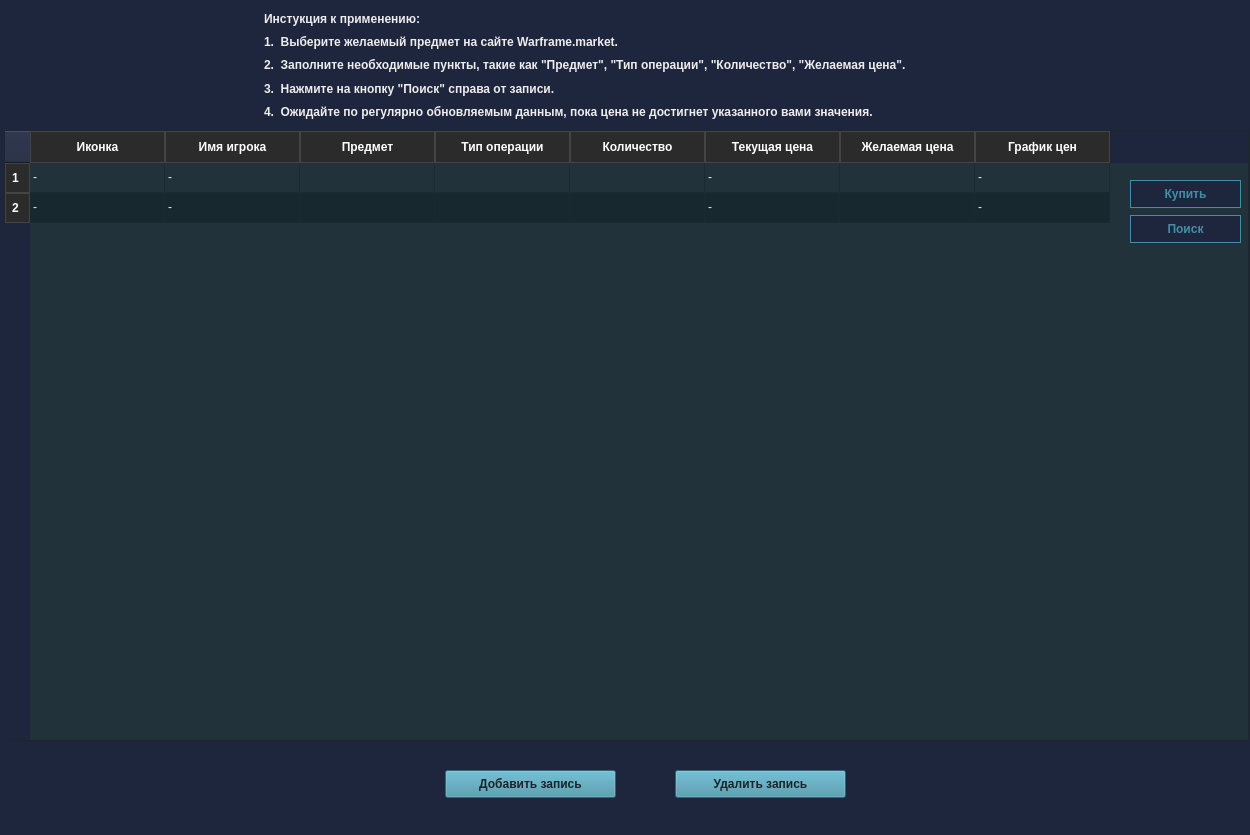
Old version of the form main_gui.ui in the repository Tenebrea/warframe-market-parser.
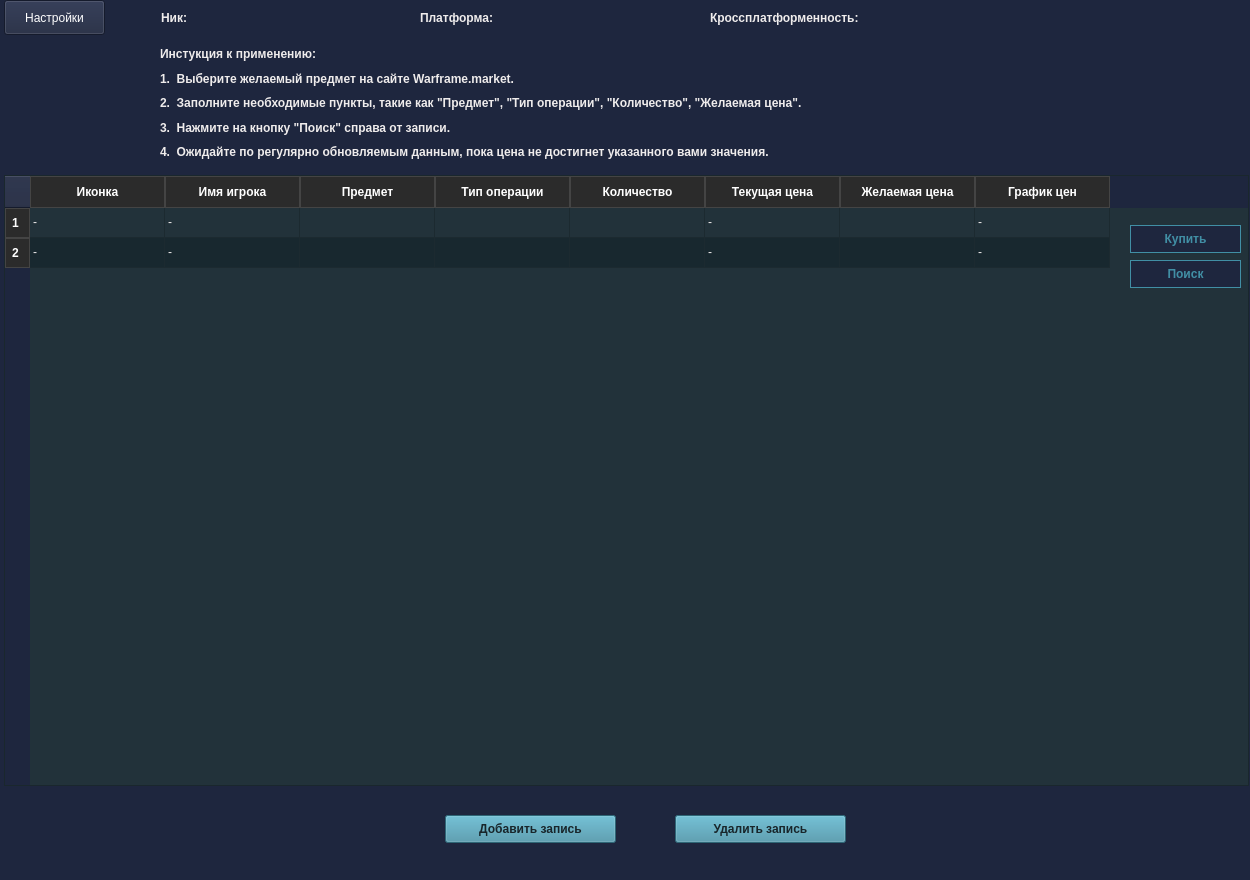
New version of the form. Icons and pictures are not drawn.

```diff
--- a/main_gui.ui
+++ b/main_gui.ui
@@ -7,9 +7,27 @@
     <x>0</x>
     <y>0</y>
     <width>1250</width>
-    <height>835</height>
+    <height>880</height>
    </rect>
   </property>
+  <property name="sizePolicy">
+   <sizepolicy hsizetype="Fixed" vsizetype="Fixed">
+    <horstretch>0</horstretch>
+    <verstretch>0</verstretch>
+   </sizepolicy>
+  </property>
+  <property name="minimumSize">
+   <size>
+    <width>1250</width>
+    <height>880</height>
+   </size>
+  </property>
+  <property name="maximumSize">
+   <size>
+    <width>1250</width>
+    <height>880</height>
+   </size>
+  </property>
   <property name="windowTitle">
    <string>WarframeParser</string>
   </property>
@@ -27,7 +45,7 @@
     <property name="geometry">
      <rect>
       <x>4</x>
-      <y>130</y>
+      <y>175</y>
       <width>1245</width>
       <height>611</height>
      </rect>
@@ -240,7 +258,7 @@
     <property name="geometry">
      <rect>
       <x>445</x>
-      <y>770</y>
+      <y>815</y>
       <width>171</width>
       <height>28</height>
      </rect>
@@ -262,7 +280,7 @@
     <property name="geometry">
      <rect>
       <x>675</x>
-      <y>770</y>
+      <y>815</y>
       <width>171</width>
       <height>28</height>
      </rect>
@@ -284,7 +302,7 @@
     <property name="geometry">
      <rect>
       <x>1130</x>
-      <y>180</y>
+      <y>225</y>
       <width>111</width>
       <height>28</height>
      </rect>
@@ -315,7 +333,7 @@
     <property name="geometry">
      <rect>
       <x>1130</x>
-      <y>215</y>
+      <y>260</y>
       <width>111</width>
       <height>28</height>
      </rect>
@@ -343,33 +361,23 @@
    <widget class="QWidget" name="layoutWidget">
     <property name="geometry">
      <rect>
-      <x>1</x>
+      <x>160</x>
       <y>0</y>
-      <width>1238</width>
-      <height>130</height>
+      <width>801</width>
+      <height>171</height>
      </rect>
     </property>
     <layout class="QHBoxLayout" name="horizontalLayout">
      <property name="topMargin">
-      <number>10</number>
+      <number>45</number>
      </property>
      <property name="bottomMargin">
       <number>10</number>
      </property>
-     <item>
-      <widget class="QLabel" name="logo_label">
-       <property name="enabled">
-        <bool>true</bool>
-       </property>
-       <property name="text">
-        <string>&lt;html&gt;&lt;head/&gt;&lt;body&gt;&lt;p&gt;&lt;img src=&quot;:/icons/warf_parser_ic_big_imresizer.png&quot;/&gt;&lt;/p&gt;&lt;/body&gt;&lt;/html&gt;</string>
-       </property>
-      </widget>
-     </item>
      <item>
       <layout class="QVBoxLayout" name="verticalLayout">
        <property name="rightMargin">
-        <number>70</number>
+        <number>5</number>
        </property>
        <item>
         <widget class="QLabel" name="label">
@@ -428,25 +436,170 @@
        </item>
       </layout>
      </item>
-     <item>
-      <widget class="QLabel" name="market_logo_label">
-       <property name="text">
-        <string>&lt;a href=&quot;https://warframe.market/&quot;&gt;
+    </layout>
+   </widget>
+   <widget class="QLabel" name="market_logo_label">
+    <property name="geometry">
+     <rect>
+      <x>965</x>
+      <y>60</y>
+      <width>270</width>
+      <height>71</height>
+     </rect>
+    </property>
+    <property name="text">
+     <string>&lt;a href=&quot;https://warframe.market/&quot;&gt;
     &lt;img src=&quot;:/icons/wf_market_logo.png&quot;&gt;
 &lt;/a&gt;</string>
-       </property>
-       <property name="margin">
-        <number>0</number>
-       </property>
-       <property name="openExternalLinks">
-        <bool>true</bool>
-       </property>
-      </widget>
-     </item>
-    </layout>
+    </property>
+    <property name="margin">
+     <number>0</number>
+    </property>
+    <property name="openExternalLinks">
+     <bool>true</bool>
+    </property>
+   </widget>
+   <widget class="QLabel" name="logo_label">
+    <property name="enabled">
+     <bool>true</bool>
+    </property>
+    <property name="geometry">
+     <rect>
+      <x>4</x>
+      <y>52</y>
+      <width>151</width>
+      <height>110</height>
+     </rect>
+    </property>
+    <property name="text">
+     <string>&lt;html&gt;&lt;head/&gt;&lt;body&gt;&lt;p&gt;&lt;img src=&quot;:/icons/warf_parser_ic_big_imresizer.png&quot;/&gt;&lt;/p&gt;&lt;/body&gt;&lt;/html&gt;</string>
+    </property>
+   </widget>
+   <widget class="QPushButton" name="settings_btn">
+    <property name="geometry">
+     <rect>
+      <x>4</x>
+      <y>0</y>
+      <width>101</width>
+      <height>35</height>
+     </rect>
+    </property>
+    <property name="text">
+     <string>Настройки</string>
+    </property>
+    <property name="icon">
+     <iconset resource="icons/res-icon.qrc">
+      <normaloff>:/icons/settings_24dp_E3E3E3_FILL0_wght400_GRAD0_opsz24.svg</normaloff>:/icons/settings_24dp_E3E3E3_FILL0_wght400_GRAD0_opsz24.svg</iconset>
+    </property>
+   </widget>
+   <widget class="QLabel" name="lbl_name">
+    <property name="geometry">
+     <rect>
+      <x>161</x>
+      <y>0</y>
+      <width>55</width>
+      <height>35</height>
+     </rect>
+    </property>
+    <property name="styleSheet">
+     <string notr="true">color: #efecec;
+font-weight: bold;</string>
+    </property>
+    <property name="text">
+     <string>Ник:</string>
+    </property>
+   </widget>
+   <widget class="QLabel" name="lbl_current_name">
+    <property name="geometry">
+     <rect>
+      <x>222</x>
+      <y>0</y>
+      <width>131</width>
+      <height>35</height>
+     </rect>
+    </property>
+    <property name="styleSheet">
+     <string notr="true">color: #efecec;
+font-weight: bold;</string>
+    </property>
+    <property name="text">
+     <string> </string>
+    </property>
+   </widget>
+   <widget class="QLabel" name="lbl_platform">
+    <property name="geometry">
+     <rect>
+      <x>420</x>
+      <y>0</y>
+      <width>91</width>
+      <height>35</height>
+     </rect>
+    </property>
+    <property name="styleSheet">
+     <string notr="true">color: #efecec;
+font-weight: bold;</string>
+    </property>
+    <property name="text">
+     <string>Платформа:</string>
+    </property>
+   </widget>
+   <widget class="QLabel" name="lbl_current_platform">
+    <property name="geometry">
+     <rect>
+      <x>520</x>
+      <y>0</y>
+      <width>101</width>
+      <height>35</height>
+     </rect>
+    </property>
+    <property name="styleSheet">
+     <string notr="true">color: #efecec;
+font-weight: bold;</string>
+    </property>
+    <property name="text">
+     <string> </string>
+    </property>
+   </widget>
+   <widget class="QLabel" name="lbl_crossplat">
+    <property name="geometry">
+     <rect>
+      <x>710</x>
+      <y>0</y>
+      <width>171</width>
+      <height>35</height>
+     </rect>
+    </property>
+    <property name="styleSheet">
+     <string notr="true">color: #efecec;
+font-weight: bold;</string>
+    </property>
+    <property name="text">
+     <string>Кроссплатформенность:</string>
+    </property>
+   </widget>
+   <widget class="QLabel" name="lbl_current_crossplat">
+    <property name="geometry">
+     <rect>
+      <x>887</x>
+      <y>0</y>
+      <width>71</width>
+      <height>35</height>
+     </rect>
+    </property>
+    <property name="styleSheet">
+     <string notr="true">color: #efecec;
+font-weight: bold;</string>
+    </property>
+    <property name="text">
+     <string> </string>
+    </property>
    </widget>
   </widget>
-  <widget class="QStatusBar" name="statusbar"/>
+  <action name="actionactionSettings">
+   <property name="text">
+    <string>actionSettings</string>
+   </property>
+  </action>
  </widget>
  <resources>
   <include location="icons/res-icon.qrc"/>
```
